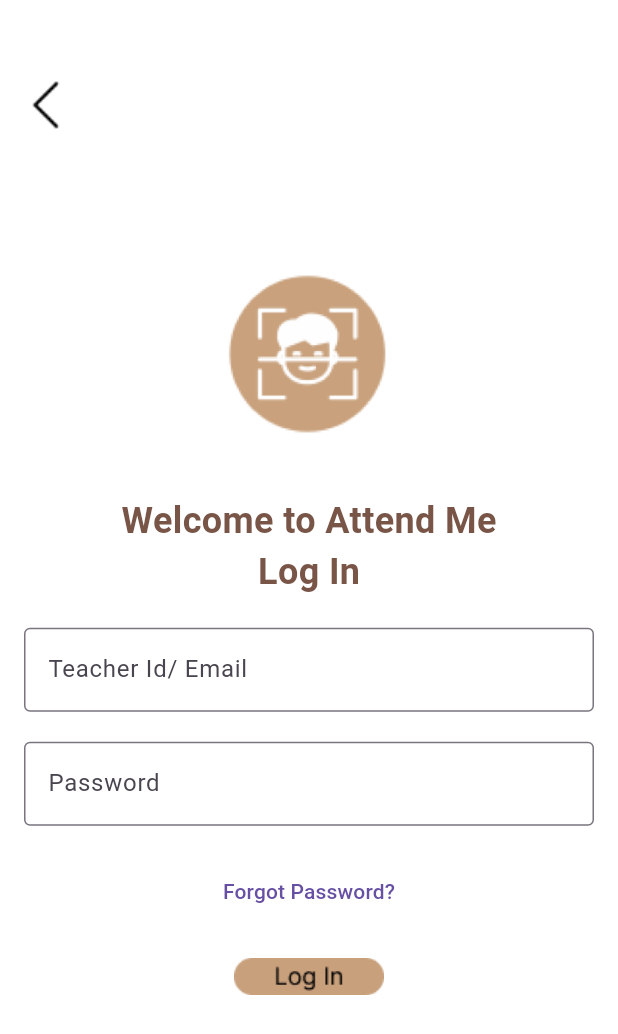
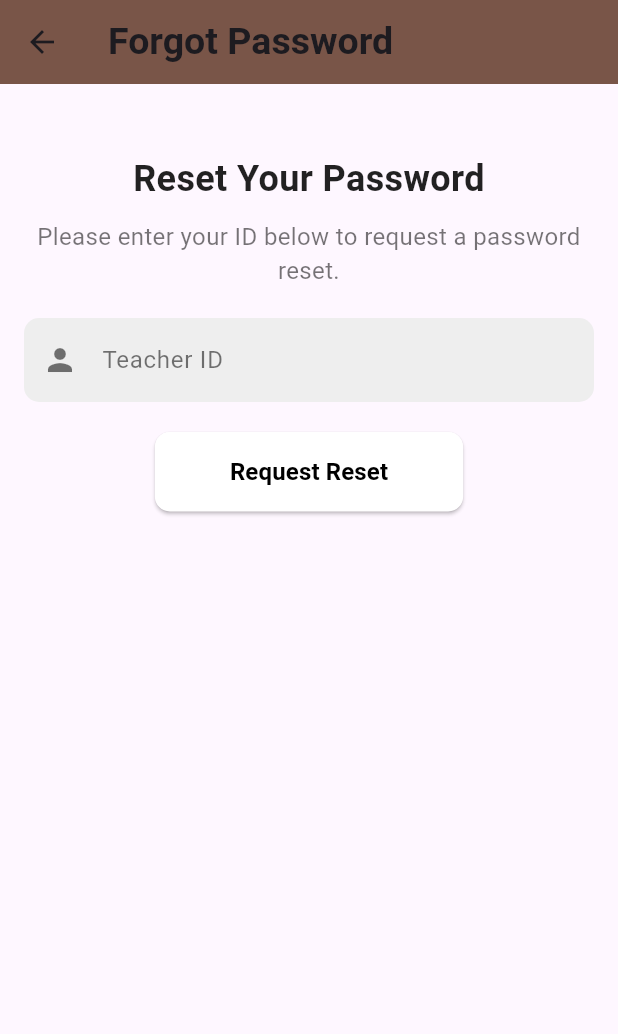
Before and after one commit to NM0000/attendme, a Flutter app: the TeacherLoginScreen screen opened by its route, after a tap on "Forgot Password?", on a phone screen of 412 x 824 dp. Shown: the top 1034 px of the screen. Run offline on Flutter 3.47's test engine with Material 3 defaults, Android fonts, the phone set to English and light mode, and no system bars; our stand-ins replace camera, shared_preferences; accounts and stored records are empty.

Commit message:
added few

```diff
--- a/frontend/lib/face_capture_screen.dart
+++ b/frontend/lib/face_capture_screen.dart
@@ -1,7 +1,7 @@
 import 'package:camera/camera.dart';
 import 'package:flutter/material.dart';
 import 'dart:io';
-import 'package:path_provider/path_provider.dart';  // Correct import
+import 'package:path_provider/path_provider.dart';
 
 class FaceCaptureScreen extends StatefulWidget {
   const FaceCaptureScreen({Key? key}) : super(key: key);
--- /dev/null
+++ b/frontend/lib/forgot_password_screen.dart
@@ -0,0 +1,146 @@
+import 'package:flutter/material.dart';
+
+class ForgotPasswordScreen extends StatefulWidget {
+  final bool isTeacher;
+
+  ForgotPasswordScreen({required this.isTeacher});
+
+  @override
+  _ForgotPasswordScreenState createState() => _ForgotPasswordScreenState();
+}
+
+class _ForgotPasswordScreenState extends State<ForgotPasswordScreen> {
+  final TextEditingController _idController = TextEditingController();
+  final GlobalKey<FormState> _formKey = GlobalKey<FormState>();
+
+  @override
+  Widget build(BuildContext context) {
+    return Scaffold(
+      appBar: AppBar(
+        title: Text(
+          'Forgot Password',
+          style: TextStyle(
+            fontSize: 25,
+            fontWeight: FontWeight.bold,
+          ),
+        ),
+        backgroundColor: Colors.brown,
+        elevation: 0, // Remove shadow for a cleaner look
+      ),
+      body: Container(
+        width: double.infinity,
+        child: Padding(
+          padding: const EdgeInsets.symmetric(horizontal: 16.0, vertical: 16.0),
+          child: Column(
+            crossAxisAlignment: CrossAxisAlignment.center, // Center align items
+            children: <Widget>[
+              const SizedBox(height: 30), // Gap from the top
+              Center(
+                child: const Text(
+                  'Reset Your Password',
+                  textAlign: TextAlign.center,
+                  style: TextStyle(
+                    fontSize: 24,
+                    color: Colors.black87,
+                    fontWeight: FontWeight.bold,
+                  ),
+                ),
+              ),
+              const SizedBox(height: 10),
+              Center(
+                child: const Text(
+                  'Please enter your ID below to request a password reset.',
+                  textAlign: TextAlign.center,
+                  style: TextStyle(
+                    fontSize: 16,
+                    color: Colors.black54,
+                  ),
+                ),
+              ),
+              const SizedBox(height: 20), // Adjusted gap
+              Form(
+                key: _formKey,
+                child: TextFormField(
+                  controller: _idController,
+                  style: const TextStyle(color: Colors.black87),
+                  decoration: InputDecoration(
+                    labelText: widget.isTeacher ? 'Teacher ID' : 'Student ID',
+                    labelStyle: const TextStyle(color: Colors.black54),
+                    filled: true,
+                    fillColor: Colors.grey.shade200,
+                    border: OutlineInputBorder(
+                      borderRadius: BorderRadius.circular(10),
+                      borderSide: BorderSide.none,
+                    ),
+                    prefixIcon: const Icon(Icons.person, color: Colors.black54),
+                  ),
+                  validator: (value) {
+                    if (value == null || value.isEmpty) {
+                      return widget.isTeacher
+                          ? 'Please enter your Teacher ID'
+                          : 'Please enter your Student ID';
+                    }
+                    return null;
+                  },
+                ),
+              ),
+              const SizedBox(height: 20), // Adjusted gap
+              Center(
+                child: ElevatedButton(
+                  onPressed: () {
+                    if (_formKey.currentState?.validate() ?? false) {
+                      String id = _idController.text;
+                      _resetPasswordRequest(id, context);
+                    }
+                  },
+                  style: ElevatedButton.styleFrom(
+                    backgroundColor: Colors.white,
+                    foregroundColor: Colors.black,
+                    padding: const EdgeInsets.symmetric(
+                      horizontal: 50,
+                      vertical: 15,
+                    ),
+                    shape: RoundedRectangleBorder(
+                      borderRadius: BorderRadius.circular(10),
+                    ),
+                  ),
+                  child: const Text(
+                    'Request Reset',
+                    style: TextStyle(fontSize: 16, fontWeight: FontWeight.bold),
+                  ),
+                ),
+              ),
+            ],
+          ),
+        ),
+      ),
+    );
+  }
+
+  void _resetPasswordRequest(String id, BuildContext context) {
+    showDialog(
+      context: context,
+      builder: (BuildContext context) {
+        return AlertDialog(
+          shape: RoundedRectangleBorder(
+            borderRadius: BorderRadius.circular(10),
+          ),
+          title: const Text('Request Sent'),
+          content: const Text(
+            'Your request has been sent. The IT department will reach out to you soon for further assistance.',
+            style: TextStyle(fontSize: 16),
+          ),
+          actions: <Widget>[
+            TextButton(
+              onPressed: () {
+                Navigator.of(context).pop(); // Close the dialog
+                Navigator.of(context).pop(); // Go back to the login page
+              },
+              child: const Text('Done'),
+            ),
+          ],
+        );
+      },
+    );
+  }
+}
--- a/frontend/lib/main.dart
+++ b/frontend/lib/main.dart
@@ -9,7 +9,7 @@ import 'student_register_screen.dart';
 import 'teacher_register_screen.dart';
 import 'attendance_provider.dart';
 import 'settings_screen.dart';
-import 'recent_courses_screen.dart'; // Import RecentCoursesScreen
+import 'recent_courses_screen.dart';
 
 void main() {
   _setupLogging();
--- a/frontend/lib/settings_screen.dart
+++ b/frontend/lib/settings_screen.dart
@@ -75,11 +75,48 @@ class SettingsScreen extends StatelessWidget {
             ),
             TextButton(
               child: const Text('Change Password'),
+              onPressed: () async {
+                String currentPassword = currentPasswordController.text.trim();
+                String newPassword = newPasswordController.text.trim();
+                String confirmPassword = confirmPasswordController.text.trim();
+
+                SharedPreferences prefs = await SharedPreferences.getInstance();
+                String? storedPassword = prefs.getString('password');
+
+                if (storedPassword == null) {
+                  _showFeedbackDialog(context, 'Error', 'No password has been set.');
+                } else if (storedPassword != currentPassword) {
+                  _showFeedbackDialog(context, 'Error', 'Current password is incorrect.');
+                } else if (newPassword != confirmPassword) {
+                  _showFeedbackDialog(context, 'Error', 'New password and confirm password do not match.');
+                } else if (newPassword == currentPassword) {
+                  _showFeedbackDialog(context, 'Error', 'New password cannot be the same as the current password.');
+                } else {
+                  await prefs.setString('password', newPassword);
+                  Navigator.of(context).pop(); // Close the change password dialog
+                  _showFeedbackDialog(context, 'Success', 'Password has been changed successfully.');
+                }
+              },
+            ),
+          ],
+        );
+      },
+    );
+  }
+
+  void _showFeedbackDialog(BuildContext context, String title, String message) {
+    showDialog(
+      context: context,
+      builder: (BuildContext context) {
+        return AlertDialog(
+          title: Text(title),
+          content: Text(message),
+          actions: <Widget>[
+            TextButton(
               onPressed: () {
-                // Implement password change logic here
-                // Ensure to validate the new password and confirm password fields
                 Navigator.of(context).pop();
               },
+              child: const Text('OK'),
             ),
           ],
         );
@@ -91,12 +128,13 @@ class SettingsScreen extends StatelessWidget {
   Widget build(BuildContext context) {
     return Scaffold(
       appBar: AppBar(
-        title: const Text('Settings',
-          style:TextStyle(
+        title: const Text(
+          'Settings',
+          style: TextStyle(
             fontSize: 25,
-            fontWeight: FontWeight.bold
-            )
+            fontWeight: FontWeight.bold,
           ),
+        ),
         backgroundColor: Colors.brown,
       ),
       body: Center(
--- a/frontend/lib/teacher_login.dart
+++ b/frontend/lib/teacher_login.dart
@@ -1,5 +1,6 @@
 import 'package:flutter/material.dart';
 import 'teacher_home_screen.dart';
+import 'forgot_password_screen.dart';
 
 class TeacherLoginScreen extends StatefulWidget {
   const TeacherLoginScreen({super.key});
@@ -15,7 +16,6 @@ class _TeacherLoginScreenState extends State<TeacherLoginScreen> {
 
   void _login() {
     if (_formKey.currentState!.validate()) {
-      // Implement real login logic here
       String email = _emailController.text;
       String password = _passwordController.text;
 
@@ -31,7 +31,6 @@ class _TeacherLoginScreenState extends State<TeacherLoginScreen> {
   }
 
   bool _validateCredentials(String email, String password) {
-    // Replace this with real authentication logic
     return email == 'teacher' && password == '123';
   }
 
@@ -77,7 +76,7 @@ class _TeacherLoginScreenState extends State<TeacherLoginScreen> {
               child: Column(
                 mainAxisAlignment: MainAxisAlignment.center,
                 children: <Widget>[
-                  Image.asset('assets/logo.png', width: 150, height: 150), // Enlarge logo
+                  Image.asset('assets/logo.png', width: 150, height: 150),
                   const SizedBox(height: 20),
                   const Text(
                     'Welcome to Attend Me',
@@ -131,7 +130,12 @@ class _TeacherLoginScreenState extends State<TeacherLoginScreen> {
                         const SizedBox(height: 20),
                         TextButton(
                           onPressed: () {
-                            // Handle forgot password
+                            Navigator.push(
+                              context,
+                              MaterialPageRoute(
+                                builder: (context) => ForgotPasswordScreen(isTeacher: true),
+                              ),
+                            );
                           },
                           child: const Text('Forgot Password?'),
                         ),
```
Also changed, not shown: frontend/lib/student_login.dart (+7 -1 lines).
